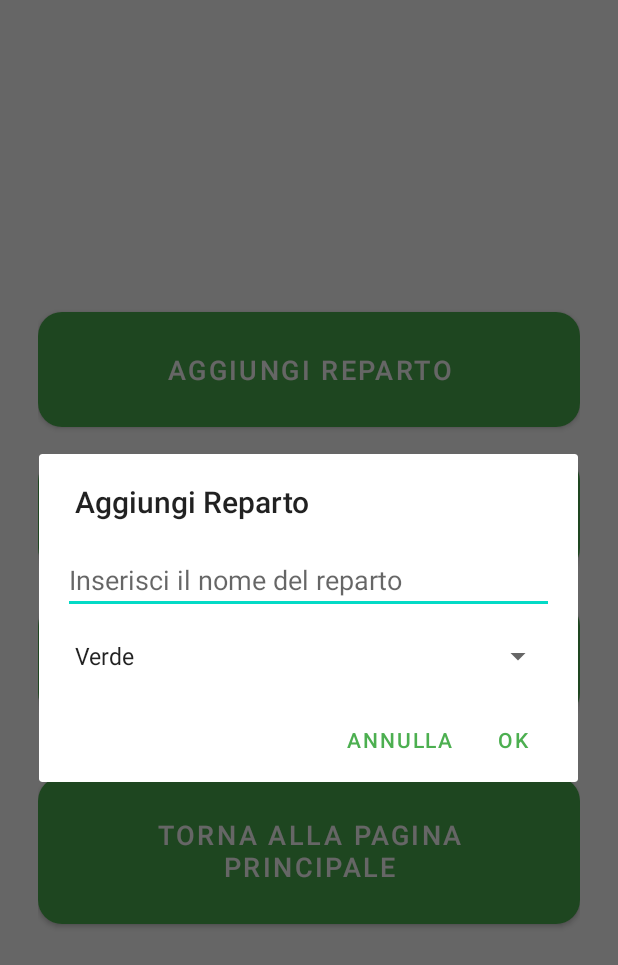
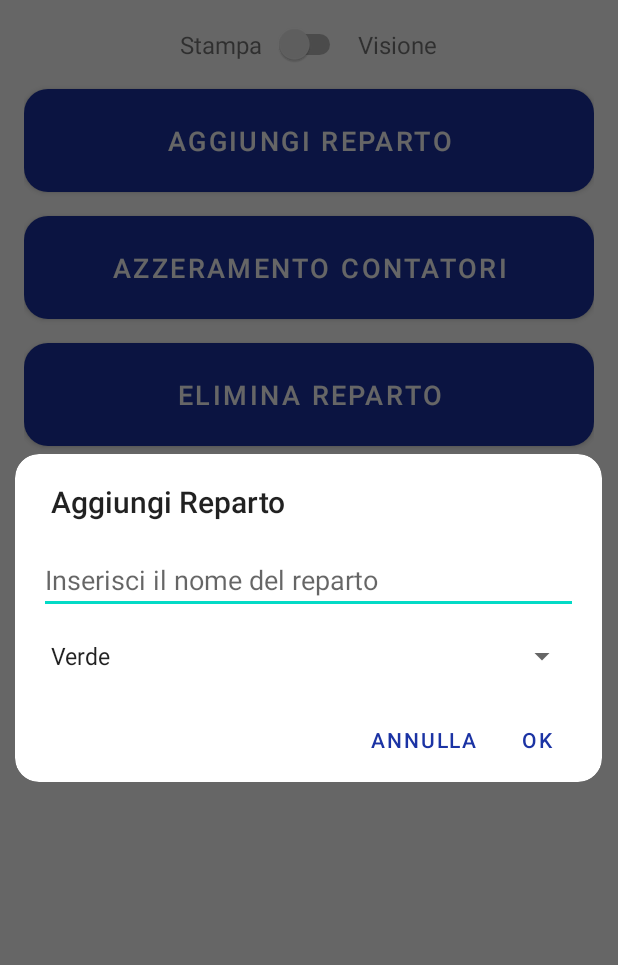
Before and after one commit to fradom22/Elimina_Code, an Android app built with Jetpack Compose: the AdminActivity screen opened directly, with no data from a screen before it, after a tap on "AGGIUNGI REPARTO", on a phone screen of 412 x 824 dp. Shown: the top 965 px of the screen. Run offline under Robolectric (Android 15) with nearby library versions, the phone set to English and light mode, and no system bars.

Commit message:
Aggiunto switch di scelta modalità

```diff
--- a/app/src/main/java/com/example/elimina_code/AdminActivity.kt
+++ b/app/src/main/java/com/example/elimina_code/AdminActivity.kt
@@ -4,16 +4,30 @@ import android.os.Bundle
 import android.widget.ArrayAdapter
 import android.widget.Button
 import android.widget.EditText
+import android.widget.LinearLayout
 import android.widget.Spinner
+import android.widget.Switch
 import android.widget.Toast
 import androidx.appcompat.app.AlertDialog
 import androidx.appcompat.app.AppCompatActivity
 
 class AdminActivity : AppCompatActivity() {
 
+    private lateinit var modeSwitch: Switch
+
     override fun onCreate(savedInstanceState: Bundle?) {
         super.onCreate(savedInstanceState)
         setContentView(R.layout.activity_admin)
+
+        // Configura lo switch per cambiare modalità
+        modeSwitch = findViewById(R.id.modeSwitch)
+        modeSwitch.setOnCheckedChangeListener { _, isChecked ->
+            if (isChecked) {
+                Toast.makeText(this, "Modalità Stampa", Toast.LENGTH_SHORT).show()
+            } else {
+                Toast.makeText(this, "Modalità Visione", Toast.LENGTH_SHORT).show()
+            }
+        }
 
         setupAddRepartoButton()
         setupResetButton()
@@ -65,11 +79,13 @@ class AdminActivity : AppCompatActivity() {
 
             dialogBuilder.setNegativeButton("Annulla") { dialog, _ -> dialog.dismiss() }
 
-            dialogBuilder.show()
+            // Mostra il dialogo
+            val dialog = dialogBuilder.create()
+            dialog.window?.setBackgroundDrawableResource(R.drawable.rounded_dialog)  // Arrotondamento
+
+            dialog.show()
         }
     }
-
-
 
     private fun setupResetButton() {
         val resetButton = findViewById<Button>(R.id.resetButton)
@@ -97,7 +113,11 @@ class AdminActivity : AppCompatActivity() {
 
             dialogBuilder.setNegativeButton("Annulla") { dialog, _ -> dialog.dismiss() }
 
-            dialogBuilder.show()
+            // Imposta il background arrotondato per il dialogo
+            val dialog = dialogBuilder.create()
+            dialog.window?.setBackgroundDrawableResource(R.drawable.rounded_dialog)
+
+            dialog.show()
         }
     }
 
--- a/app/src/main/res/drawable/rounded_dialog.xml
+++ b/app/src/main/res/drawable/rounded_dialog.xml
@@ -1,4 +1,5 @@
 <?xml version="1.0" encoding="utf-8"?>
-<selector xmlns:android="http://schemas.android.com/apk/res/android">
-
-</selector>
+<shape xmlns:android="http://schemas.android.com/apk/res/android">
+    <solid android:color="#FFFFFF"/> <!-- Colore di sfondo del dialogo, cambia se necessario -->
+    <corners android:radius="16dp"/> <!-- Raggio degli angoli arrotondati -->
+</shape>
--- a/app/src/main/res/layout/activity_admin.xml
+++ b/app/src/main/res/layout/activity_admin.xml
@@ -1,10 +1,39 @@
 <?xml version="1.0" encoding="utf-8"?>
-<LinearLayout xmlns:android="http://schemas.android.com/apk/res/android"
+<LinearLayout
+    xmlns:android="http://schemas.android.com/apk/res/android"
     android:layout_width="match_parent"
     android:layout_height="match_parent"
     android:orientation="vertical"
-    android:padding="25dp"
-    android:gravity="center">
+    android:padding="16dp"
+    android:gravity="center_horizontal"> <!-- Centrare il contenuto orizzontalmente -->
+
+    <!-- Switch per cambiare modalità -->
+    <LinearLayout
+        android:layout_width="wrap_content"
+        android:layout_height="wrap_content"
+        android:orientation="horizontal"
+        android:gravity="center"
+        android:layout_marginBottom="16dp"> <!-- Margine per distanziare lo switch dai pulsanti -->
+
+        <TextView
+            android:layout_width="wrap_content"
+            android:layout_height="wrap_content"
+            android:text="Stampa"
+            android:textSize="16sp"
+            android:layout_marginEnd="8dp" />
+
+        <Switch
+            android:id="@+id/modeSwitch"
+            android:layout_width="wrap_content"
+            android:layout_height="wrap_content" />
+
+        <TextView
+            android:layout_width="wrap_content"
+            android:layout_height="wrap_content"
+            android:text="Visione"
+            android:textSize="16sp"
+            android:layout_marginStart="8dp" />
+    </LinearLayout>
 
     <!-- Pulsante Aggiungi Reparto -->
     <Button
@@ -14,8 +43,8 @@
         android:text="Aggiungi Reparto"
         android:background="@drawable/rounded_button"
         android:textSize="18sp"
-    android:layout_marginBottom="20dp"
-    android:padding="20dp" />
+        android:layout_marginBottom="16dp"
+        android:padding="16dp" />
 
     <!-- Pulsante Azzeramento Contatori -->
     <Button
@@ -25,8 +54,8 @@
         android:text="Azzeramento Contatori"
         android:background="@drawable/rounded_button"
         android:textSize="18sp"
-    android:layout_marginBottom="20dp"
-    android:padding="20dp" />
+        android:layout_marginBottom="16dp"
+        android:padding="16dp" />
 
     <!-- Pulsante Elimina Reparto -->
     <Button
@@ -36,8 +65,8 @@
         android:text="Elimina Reparto"
         android:background="@drawable/rounded_button"
         android:textSize="18sp"
-    android:layout_marginBottom="20dp"
-    android:padding="20dp" />
+        android:layout_marginBottom="16dp"
+        android:padding="16dp" />
 
     <!-- Pulsante Torna alla pagina principale -->
     <Button
@@ -47,7 +76,6 @@
         android:text="Torna alla pagina principale"
         android:background="@drawable/rounded_button"
         android:textSize="18sp"
-    android:layout_marginTop="20dp"
-    android:padding="20dp" />
-
+        android:layout_marginTop="16dp"
+        android:padding="16dp" />
 </LinearLayout>
--- a/app/src/main/res/values/styles.xml
+++ b/app/src/main/res/values/styles.xml
@@ -3,19 +3,19 @@
     <!-- Pulsanti arrotondati, verde con testo bianco -->
     <style name="CustomButtonStyle">
         <!-- Colore di sfondo del pulsante -->
-        <item name="android:backgroundTint">@color/buttonColor</item>
+        <item name="android:backgroundTint">#1B33A4</item>
 
         <!-- Colore del testo del pulsante -->
         <item name="android:textColor">@color/buttonTextColor</item>
 
         <!-- Dimensione del testo -->
-        <item name="android:textSize">18sp</item> <!-- Riduciamo la dimensione -->
+        <item name="android:textSize">18sp</item>
 
         <!-- Padding interno per rendere i pulsanti più grandi -->
         <item name="android:padding">16dp</item>
 
         <!-- Bordi arrotondati -->
-        <item name="android:radius">16dp</item> <!-- Arrotondiamo i bordi -->
+        <item name="android:radius">16dp</item>
 
         <!-- Larghezza e altezza dei pulsanti -->
         <item name="android:layout_width">match_parent</item>
--- a/app/src/main/res/values/themes.xml
+++ b/app/src/main/res/values/themes.xml
@@ -1,8 +1,8 @@
 <resources>
     <style name="Theme.Elimina_Code" parent="Theme.MaterialComponents.Light.NoActionBar">
         <!-- Altre configurazioni del tema -->
-        <item name="colorPrimary">@color/green</item>
-        <item name="colorPrimaryVariant">@color/dark_green</item>
+        <item name="colorPrimary">#1B33A4</item>
+        <item name="colorPrimaryVariant">#2B5F8C</item>
         <item name="colorOnPrimary">@android:color/white</item>
     </style>
 </resources>
```
Also changed, not shown: app/src/main/java/com/example/elimina_code/MainActivity.kt (+25 -5 lines), app/src/main/res/layout-land/activity_main.xml (+60 -3 lines), app/src/main/res/layout/activity_main.xml (+6 -17 lines).
